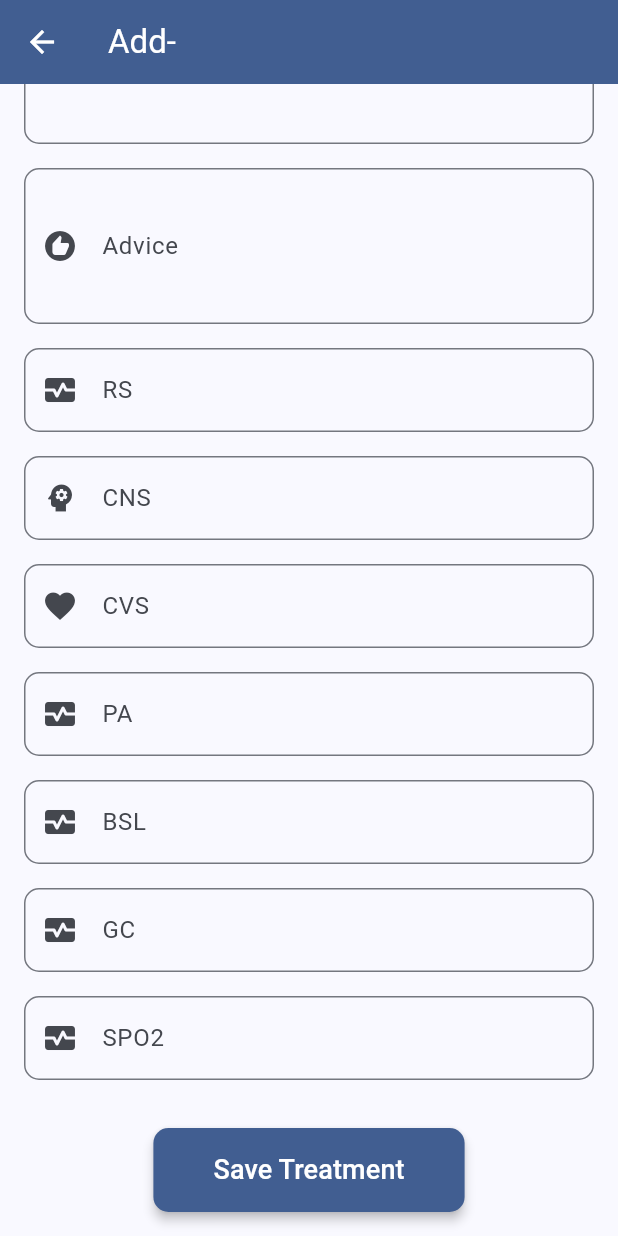
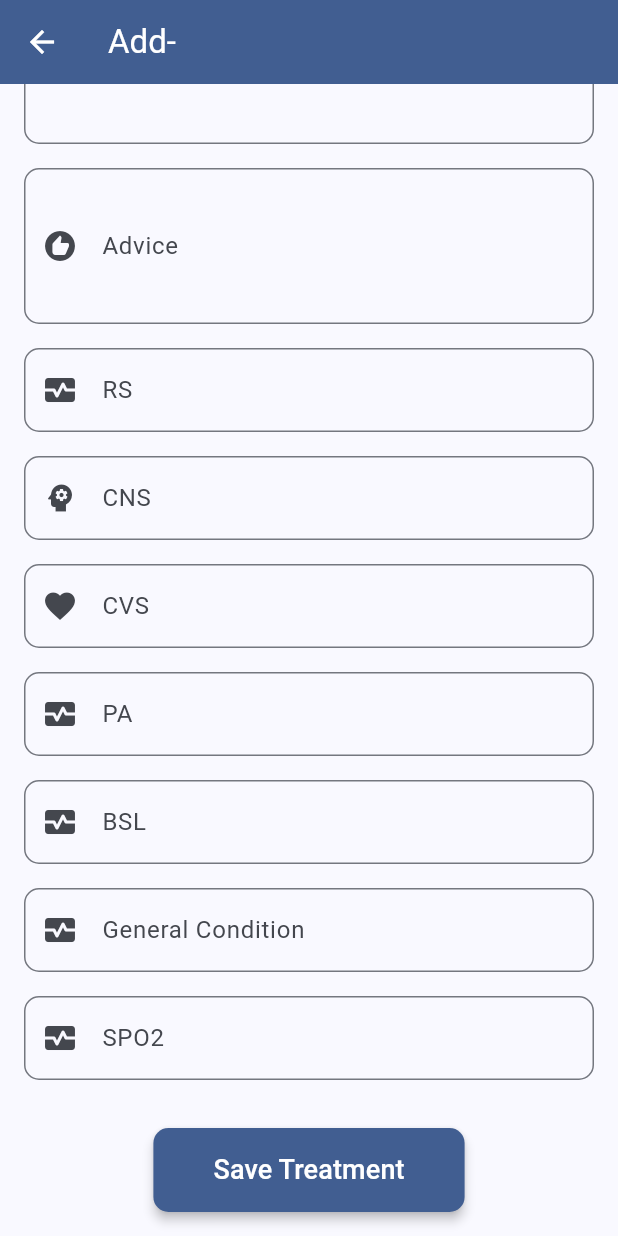
Before and after one commit to cloudregex/appointment_app_flutter, a Flutter app: the AddTreatmentScreen screen opened directly with empty values, scrolled down 348 dp, on a phone screen of 412 x 824 dp. Run offline on Flutter 3.47's test engine with Material 3 defaults, Android fonts, the phone set to English and light mode, and no system bars; our stand-ins replace flutter_typeahead, shared_preferences; accounts and stored records are empty.

Commit message:
code update

```diff
--- a/lib/screens/treatment/add_treatment_screen.dart
+++ b/lib/screens/treatment/add_treatment_screen.dart
@@ -268,7 +268,7 @@ class _AddTreatmentScreenState extends State<AddTreatmentScreen> {
                     TextFormField(
                       controller: _gcController,
                       decoration: InputDecoration(
-                        labelText: 'GC',
+                        labelText: 'General Condition',
                         border: OutlineInputBorder(
                           borderRadius: BorderRadius.circular(10.0),
                         ),
--- a/lib/screens/treatment/edit_treatment_screen.dart
+++ b/lib/screens/treatment/edit_treatment_screen.dart
@@ -368,7 +368,7 @@ class _EditTreatmentScreenState extends State<EditTreatmentScreen> {
                     TextFormField(
                       controller: _gcController,
                       decoration: InputDecoration(
-                        labelText: 'GC',
+                        labelText: 'General Condition',
                         border: OutlineInputBorder(
                           borderRadius: BorderRadius.circular(10.0),
                         ),
```
Also changed, not shown: lib/screens/treatment/list_treatment_screen.dart (+5 -5 lines).
